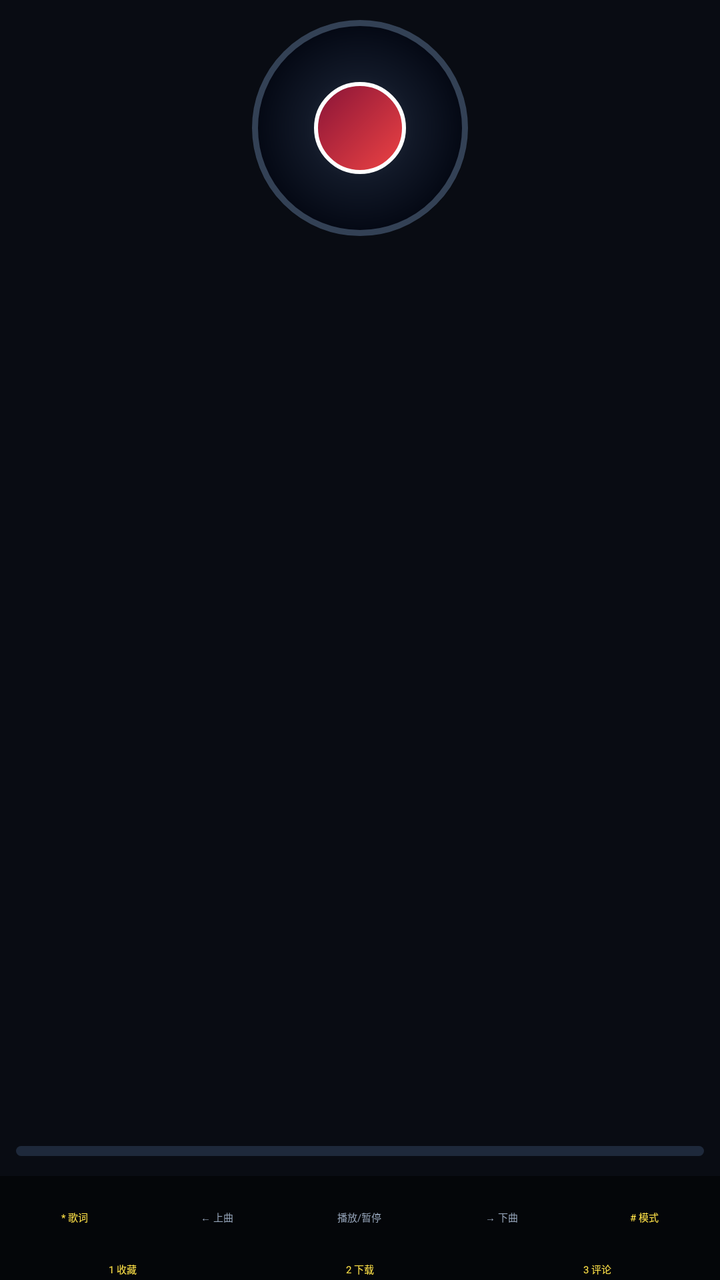
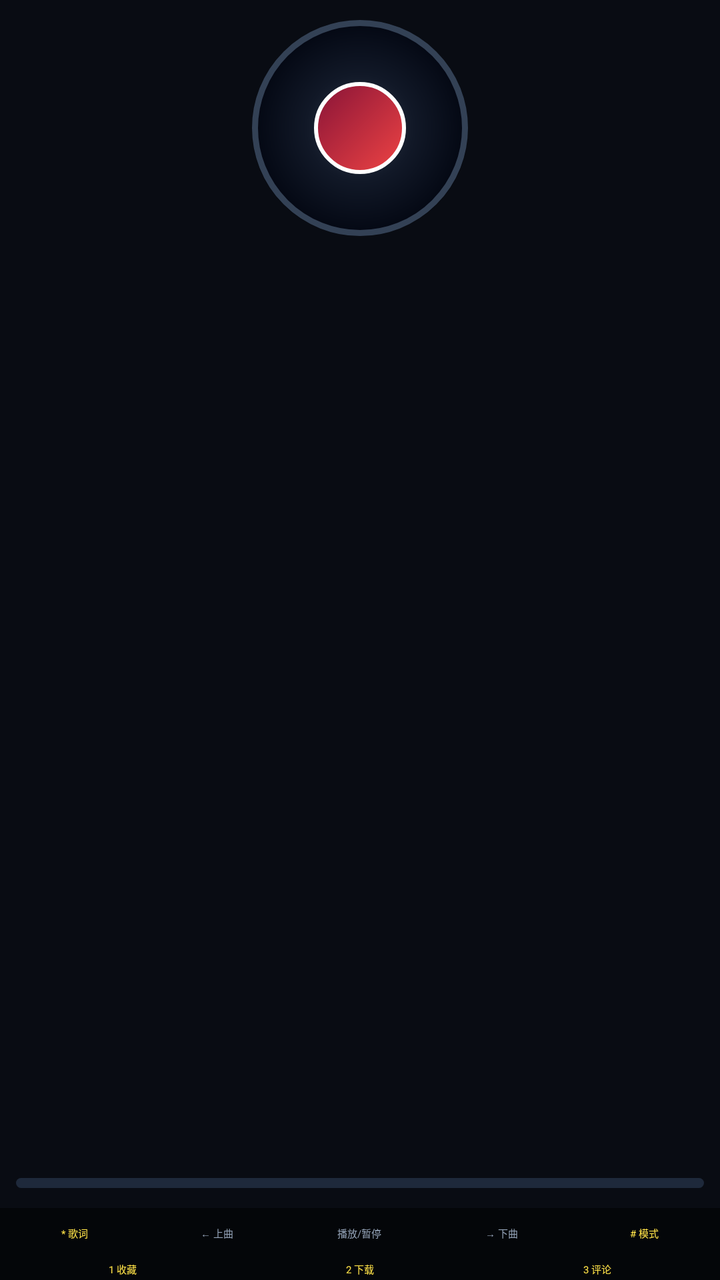

The first picture is an Android layout as it rendered before a commit; the second is the same layout after the commit. The layout source and the unified diff follow.
<!-- AndroidManifest.xml: application theme Theme.KeydroidX.Music -->
<!-- res/layout/activity_player.xml -->
<?xml version="1.0" encoding="utf-8"?>
<FrameLayout
    xmlns:android="http://schemas.android.com/apk/res/android"
    android:layout_width="match_parent"
    android:layout_height="match_parent"
    android:background="@color/music_dark_bg">

    
    
    
    <LinearLayout
        android:id="@+id/layout_player_root"
        android:layout_width="match_parent"
        android:layout_height="match_parent"
        android:orientation="vertical"
        android:focusable="true"
        android:focusableInTouchMode="true">

        
        <LinearLayout
            android:id="@+id/layout_upper"
            android:layout_width="match_parent"
            android:layout_height="wrap_content"
            android:orientation="vertical"
            android:gravity="center_horizontal"
            android:paddingLeft="8dp"
            android:paddingRight="8dp"
            android:paddingTop="8dp"
            android:paddingBottom="4dp">

            <FrameLayout
                android:layout_width="wrap_content"
                android:layout_height="wrap_content"
                android:layout_marginTop="2dp"
                android:layout_marginBottom="2dp">

                <FrameLayout
                    android:id="@+id/vinyl_disk"
                    android:layout_width="108dp"
                    android:layout_height="108dp"
                    android:background="@drawable/bg_vinyl_disk">

                    <FrameLayout
                        android:id="@+id/vinyl_center"
                        android:layout_width="46dp"
                        android:layout_height="46dp"
                        android:layout_gravity="center"
                        android:background="@drawable/bg_vinyl_center">

                        <TextView
                            android:id="@+id/iv_play_pause"
                            android:layout_width="wrap_content"
                            android:layout_height="wrap_content"
                            android:layout_gravity="center"
                            android:textSize="20sp"
                            android:textColor="#FFFFFF"
                            android:includeFontPadding="false" />
                    </FrameLayout>
                </FrameLayout>
            </FrameLayout>

            <LinearLayout
                android:layout_width="match_parent"
                android:layout_height="wrap_content"
                android:orientation="vertical"
                android:gravity="center_horizontal"
                android:layout_marginTop="4dp">

                <TextView
                    android:id="@+id/tv_song_title"
                    android:layout_width="match_parent"
                    android:layout_height="wrap_content"
                    android:gravity="center"
                    android:textSize="@dimen/keydroidx_font_title"
                    android:textColor="#FFFFFF"
                    android:singleLine="true"
                    android:ellipsize="end"
                    android:includeFontPadding="false" />

                <TextView
                    android:id="@+id/tv_song_artist"
                    android:layout_width="match_parent"
                    android:layout_height="wrap_content"
                    android:layout_marginTop="2dp"
                    android:gravity="center"
                    android:textSize="@dimen/keydroidx_font_caption"
                    android:textColor="@color/music_subtext"
                    android:singleLine="true"
                    android:ellipsize="end"
                    android:includeFontPadding="false" />
            </LinearLayout>
        </LinearLayout>

        
        <FrameLayout
            android:layout_width="match_parent"
            android:layout_height="0dp"
            android:layout_weight="1">

            <ScrollView
                android:id="@+id/scroll_lyric"
                android:layout_width="match_parent"
                android:layout_height="match_parent"
                android:fillViewport="true"
                android:scrollbars="none"
                android:overScrollMode="never"
                android:focusable="false"
                android:focusableInTouchMode="false">

                <LinearLayout
                    android:id="@+id/layout_lyric_list"
                    android:layout_width="match_parent"
                    android:layout_height="wrap_content"
                    android:orientation="vertical"
                    android:gravity="center_vertical"
                    android:paddingLeft="10dp"
                    android:paddingRight="10dp"
                    android:paddingTop="6dp"
                    android:paddingBottom="6dp">
                </LinearLayout>
            </ScrollView>

        </FrameLayout>

        
        <LinearLayout
            android:layout_width="match_parent"
            android:layout_height="wrap_content"
            android:orientation="vertical"
            android:paddingLeft="8dp"
            android:paddingRight="8dp"
            android:paddingTop="4dp"
            android:paddingBottom="2dp">

            <FrameLayout
                android:id="@+id/progress_track"
                android:layout_width="match_parent"
                android:layout_height="5dp"
                android:background="@drawable/bg_progress_bar">

                <View
                    android:id="@+id/progress_fill"
                    android:layout_width="0dp"
                    android:layout_height="match_parent"
                    android:background="@drawable/bg_progress_fill" />
            </FrameLayout>

            <LinearLayout
                android:layout_width="match_parent"
                android:layout_height="wrap_content"
                android:layout_marginTop="2dp"
                android:orientation="horizontal"
                android:gravity="center_vertical">

                <TextView
                    android:id="@+id/tv_current_time"
                    android:layout_width="wrap_content"
                    android:layout_height="wrap_content"
                    android:textSize="@dimen/keydroidx_font_caption"
                    android:textColor="@color/music_subtext"
                    android:includeFontPadding="false" />

                <TextView
                    android:id="@+id/tv_play_status"
                    android:layout_width="0dp"
                    android:layout_height="wrap_content"
                    android:layout_weight="1"
                    android:gravity="center"
                    android:textSize="@dimen/keydroidx_font_caption"
                    android:textColor="@color/music_subtext"
                    android:includeFontPadding="false" />

                <TextView
                    android:id="@+id/tv_total_time"
                    android:layout_width="wrap_content"
                    android:layout_height="wrap_content"
                    android:textSize="@dimen/keydroidx_font_caption"
                    android:textColor="@color/music_subtext"
                    android:includeFontPadding="false" />
            </LinearLayout>
        </LinearLayout>

        
        <LinearLayout
            android:id="@+id/layout_key_guide"
            android:layout_width="match_parent"
            android:layout_height="wrap_content"
            android:orientation="horizontal"
            android:gravity="center"
            android:background="#88000000"
            android:paddingTop="3dp"
            android:paddingBottom="3dp"
            android:paddingLeft="2dp"
            android:paddingRight="2dp">

            <LinearLayout
                android:id="@+id/guide_lyrics"
                android:layout_width="0dp"
                android:layout_height="wrap_content"
                android:layout_weight="1"
                android:orientation="vertical"
                android:gravity="center_horizontal">

                <TextView
                    android:id="@+id/icon_guide_lyrics"
                    android:layout_width="wrap_content"
                    android:layout_height="wrap_content"
                    android:textSize="12sp"
                    android:textColor="#FDE047"
                    android:includeFontPadding="false" />

                <TextView
                    android:layout_width="wrap_content"
                    android:layout_height="wrap_content"
                    android:textSize="@dimen/keydroidx_font_caption"
                    android:textColor="#FDE047"
                    android:text="@string/guide_lyrics"
                    android:includeFontPadding="false" />
            </LinearLayout>

            <LinearLayout
                android:id="@+id/guide_prev"
                android:layout_width="0dp"
                android:layout_height="wrap_content"
                android:layout_weight="1"
                android:orientation="vertical"
                android:gravity="center_horizontal">

                <TextView
                    android:id="@+id/icon_guide_prev"
                    android:layout_width="wrap_content"
                    android:layout_height="wrap_content"
                    android:textSize="12sp"
                    android:textColor="#CBD5E1"
                    android:includeFontPadding="false" />

                <TextView
                    android:layout_width="wrap_content"
                    android:layout_height="wrap_content"
                    android:textSize="@dimen/keydroidx_font_caption"
                    android:textColor="#94A3B8"
                    android:text="@string/guide_prev"
                    android:includeFontPadding="false" />
            </LinearLayout>

            <LinearLayout
                android:id="@+id/guide_playpause"
                android:layout_width="0dp"
                android:layout_height="wrap_content"
                android:layout_weight="1"
                android:orientation="vertical"
                android:gravity="center_horizontal">

                <TextView
                    android:id="@+id/icon_guide_playpause"
                    android:layout_width="wrap_content"
                    android:layout_height="wrap_content"
                    android:textSize="12sp"
                    android:textColor="#CBD5E1"
                    android:includeFontPadding="false" />

                <TextView
                    android:layout_width="wrap_content"
                    android:layout_height="wrap_content"
                    android:textSize="@dimen/keydroidx_font_caption"
                    android:textColor="#94A3B8"
                    android:text="@string/guide_playpause"
                    android:includeFontPadding="false" />
            </LinearLayout>

            <LinearLayout
                android:id="@+id/guide_next"
                android:layout_width="0dp"
                android:layout_height="wrap_content"
                android:layout_weight="1"
                android:orientation="vertical"
                android:gravity="center_horizontal">

                <TextView
                    android:id="@+id/icon_guide_next"
                    android:layout_width="wrap_content"
                    android:layout_height="wrap_content"
                    android:textSize="12sp"
                    android:textColor="#CBD5E1"
                    android:includeFontPadding="false" />

                <TextView
                    android:layout_width="wrap_content"
                    android:layout_height="wrap_content"
                    android:textSize="@dimen/keydroidx_font_caption"
                    android:textColor="#94A3B8"
                    android:text="@string/guide_next"
                    android:includeFontPadding="false" />
            </LinearLayout>

            <LinearLayout
                android:id="@+id/guide_mode"
                android:layout_width="0dp"
                android:layout_height="wrap_content"
                android:layout_weight="1"
                android:orientation="vertical"
                android:gravity="center_horizontal">

                <TextView
                    android:id="@+id/icon_guide_mode"
                    android:layout_width="wrap_content"
                    android:layout_height="wrap_content"
                    android:textSize="12sp"
                    android:textColor="#FDE047"
                    android:includeFontPadding="false" />

                <TextView
                    android:layout_width="wrap_content"
                    android:layout_height="wrap_content"
                    android:textSize="@dimen/keydroidx_font_caption"
                    android:textColor="#FDE047"
                    android:text="@string/guide_mode"
                    android:includeFontPadding="false" />
            </LinearLayout>
        </LinearLayout>

        
        <LinearLayout
            android:id="@+id/layout_song_actions"
            android:layout_width="match_parent"
            android:layout_height="wrap_content"
            android:orientation="horizontal"
            android:gravity="center"
            android:background="#88000000"
            android:paddingTop="2dp"
            android:paddingBottom="2dp"
            android:paddingLeft="2dp"
            android:paddingRight="2dp">

            
            <LinearLayout
                android:id="@+id/action_favorite"
                android:layout_width="0dp"
                android:layout_height="wrap_content"
                android:layout_weight="1"
                android:orientation="vertical"
                android:gravity="center_horizontal">

                <TextView
                    android:id="@+id/icon_action_favorite"
                    android:layout_width="wrap_content"
                    android:layout_height="wrap_content"
                    android:textSize="12sp"
                    android:textColor="#FFFFFF"
                    android:includeFontPadding="false" />

                <TextView
                    android:layout_width="wrap_content"
                    android:layout_height="wrap_content"
                    android:textSize="@dimen/keydroidx_font_caption"
                    android:textColor="#FDE047"
                    android:text="@string/guide_favorite"
                    android:includeFontPadding="false" />
            </LinearLayout>

            
            <LinearLayout
                android:id="@+id/action_download"
                android:layout_width="0dp"
                android:layout_height="wrap_content"
                android:layout_weight="1"
                android:orientation="vertical"
                android:gravity="center_horizontal">

                <TextView
                    android:id="@+id/icon_action_download"
                    android:layout_width="wrap_content"
                    android:layout_height="wrap_content"
                    android:textSize="12sp"
                    android:textColor="#FFFFFF"
                    android:includeFontPadding="false" />

                <TextView
                    android:layout_width="wrap_content"
                    android:layout_height="wrap_content"
                    android:textSize="@dimen/keydroidx_font_caption"
                    android:textColor="#FDE047"
                    android:text="@string/guide_download"
                    android:includeFontPadding="false" />
            </LinearLayout>

            
            <LinearLayout
                android:id="@+id/action_comment"
                android:layout_width="0dp"
                android:layout_height="wrap_content"
                android:layout_weight="1"
                android:orientation="vertical"
                android:gravity="center_horizontal">

                <LinearLayout
                    android:layout_width="wrap_content"
                    android:layout_height="wrap_content"
                    android:orientation="horizontal"
                    android:gravity="center">

                    <TextView
                        android:id="@+id/icon_action_comment"
                        android:layout_width="wrap_content"
                        android:layout_height="wrap_content"
                        android:textSize="12sp"
                        android:textColor="#FFFFFF"
                        android:includeFontPadding="false" />

                    <TextView
                        android:id="@+id/tv_comment_count"
                        android:layout_width="wrap_content"
                        android:layout_height="wrap_content"
                        android:layout_marginLeft="2dp"
                        android:textSize="@dimen/keydroidx_font_caption"
                        android:textColor="#FDE047"
                        android:singleLine="true"
                        android:maxLength="4"
                        android:visibility="gone"
                        android:includeFontPadding="false" />
                </LinearLayout>

                <TextView
                    android:layout_width="wrap_content"
                    android:layout_height="wrap_content"
                    android:textSize="@dimen/keydroidx_font_caption"
                    android:textColor="#FDE047"
                    android:text="@string/guide_comment"
                    android:includeFontPadding="false" />
            </LinearLayout>
        </LinearLayout>
    </LinearLayout>

    
    
    
    <FrameLayout
        android:id="@+id/layout_lyric_fullscreen"
        android:layout_width="match_parent"
        android:layout_height="match_parent"
        android:background="@color/music_dark_bg"
        android:visibility="gone">

        <ScrollView
            android:id="@+id/scroll_lyric_full"
            android:layout_width="match_parent"
            android:layout_height="match_parent"
            android:fillViewport="true"
            android:scrollbars="none"
            android:overScrollMode="never"
            android:focusable="false"
            android:focusableInTouchMode="false">

            <LinearLayout
                android:id="@+id/layout_lyric_full_wrapper"
                android:layout_width="match_parent"
                android:layout_height="wrap_content"
                android:orientation="vertical"
                android:gravity="center_horizontal"
                android:paddingLeft="14dp"
                android:paddingRight="14dp"
                android:paddingTop="120dp"
                android:paddingBottom="120dp"
                android:clipToPadding="false">

                
                <LinearLayout
                    android:id="@+id/layout_lyric_full_list"
                    android:layout_width="match_parent"
                    android:layout_height="wrap_content"
                    android:orientation="vertical"
                    android:gravity="center_horizontal">
                </LinearLayout>
            </LinearLayout>
        </ScrollView>
    </FrameLayout>
</FrameLayout>
<!-- resources referenced by this layout -->
<resources>
  <color name="music_dark_bg">#090C13</color>
  <color name="music_subtext">#B0B0B0</color>
  <!-- drawable bg_progress_bar (drawable) -->
  <?xml version="1.0" encoding="utf-8"?>
  <shape xmlns:android="http://schemas.android.com/apk/res/android"
      android:shape="rectangle">
      <solid android:color="#1E293B" />
      <corners android:radius="3dp" />
  </shape>
  <!-- drawable bg_progress_fill (drawable) -->
  <?xml version="1.0" encoding="utf-8"?>
  <shape xmlns:android="http://schemas.android.com/apk/res/android"
      android:shape="rectangle">
      <solid android:color="@color/music_accent" />
      <corners android:radius="3dp" />
  </shape>
  <!-- drawable bg_vinyl_center (drawable) -->
  <?xml version="1.0" encoding="utf-8"?>
  <shape xmlns:android="http://schemas.android.com/apk/res/android"
      android:shape="oval">
      <gradient
          android:type="linear"
          android:angle="135"
          android:startColor="#EF4444"
          android:endColor="#881337" />
      <stroke
          android:width="2dp"
          android:color="#FFFFFF" />
  </shape>
  <!-- drawable bg_vinyl_disk (drawable) -->
  <?xml version="1.0" encoding="utf-8"?>
  <layer-list xmlns:android="http://schemas.android.com/apk/res/android">
  
      
      <item
          android:left="0dp"
          android:top="2dp"
          android:right="0dp"
          android:bottom="0dp">
          <shape android:shape="oval">
              <solid android:color="#33000000" />
        </shape>
    </item>
  
      
      <item>
          <shape android:shape="oval">
              <gradient
                  android:type="radial"
                  android:gradientRadius="54dp"
                  android:centerX="0.5"
                  android:centerY="0.5"
                  android:startColor="#FF2D3748"
                  android:centerColor="#FF111827"
                  android:endColor="#FF030712" />
              <stroke
                  android:width="3dp"
                  android:color="#334155" />
        </shape>
    </item>
  </layer-list>
  <string name="guide_comment">3 评论</string>
  <string name="guide_download">2 下载</string>
  <string name="guide_favorite">1 收藏</string>
  <string name="guide_lyrics">* 歌词</string>
  <string name="guide_mode"># 模式</string>
  <string name="guide_next">→ 下曲</string>
  <string name="guide_playpause">播放/暂停</string>
  <string name="guide_prev">← 上曲</string>
  <style name="Theme.KeydroidX.Music" parent="Theme.KeydroidxKeyCore">
          <item name="android:windowNoTitle">true</item>
          <item name="android:windowBackground">@color/music_bg</item>
  
          
          <item name="android:windowDisablePreview">true</item>
          <item name="android:windowContentOverlay">@null</item>
      </style>
  <color name="music_accent">#38BDF8</color>
  <color name="music_bg">#090C13</color>
</resources>

<!-- the commit's change to res/layout/activity_player.xml (unified diff, before → after) -->
@@ -205,7 +205,7 @@
                     android:id="@+id/icon_guide_lyrics"
                     android:layout_width="wrap_content"
                     android:layout_height="wrap_content"
-                    android:textSize="12sp"
+                    android:textSize="@dimen/keydroidx_font_body"
                     android:textColor="#FDE047"
                     android:includeFontPadding="false" />
 
@@ -230,7 +230,7 @@
                     android:id="@+id/icon_guide_prev"
                     android:layout_width="wrap_content"
                     android:layout_height="wrap_content"
-                    android:textSize="12sp"
+                    android:textSize="@dimen/keydroidx_font_body"
                     android:textColor="#CBD5E1"
                     android:includeFontPadding="false" />
 
@@ -255,7 +255,7 @@
                     android:id="@+id/icon_guide_playpause"
                     android:layout_width="wrap_content"
                     android:layout_height="wrap_content"
-                    android:textSize="12sp"
+                    android:textSize="@dimen/keydroidx_font_body"
                     android:textColor="#CBD5E1"
                     android:includeFontPadding="false" />
 
@@ -280,7 +280,7 @@
                     android:id="@+id/icon_guide_next"
                     android:layout_width="wrap_content"
                     android:layout_height="wrap_content"
-                    android:textSize="12sp"
+                    android:textSize="@dimen/keydroidx_font_body"
                     android:textColor="#CBD5E1"
                     android:includeFontPadding="false" />
 
@@ -305,7 +305,7 @@
                     android:id="@+id/icon_guide_mode"
                     android:layout_width="wrap_content"
                     android:layout_height="wrap_content"
-                    android:textSize="12sp"
+                    android:textSize="@dimen/keydroidx_font_body"
                     android:textColor="#FDE047"
                     android:includeFontPadding="false" />
 
@@ -345,7 +345,7 @@
                     android:id="@+id/icon_action_favorite"
                     android:layout_width="wrap_content"
                     android:layout_height="wrap_content"
-                    android:textSize="12sp"
+                    android:textSize="@dimen/keydroidx_font_body"
                     android:textColor="#FFFFFF"
                     android:includeFontPadding="false" />
 
@@ -371,7 +371,7 @@
                     android:id="@+id/icon_action_download"
                     android:layout_width="wrap_content"
                     android:layout_height="wrap_content"
-                    android:textSize="12sp"
+                    android:textSize="@dimen/keydroidx_font_body"
                     android:textColor="#FFFFFF"
                     android:includeFontPadding="false" />
 
@@ -403,7 +403,7 @@
                         android:id="@+id/icon_action_comment"
                         android:layout_width="wrap_content"
                         android:layout_height="wrap_content"
-                        android:textSize="12sp"
+                        android:textSize="@dimen/keydroidx_font_body"
                         android:textColor="#FFFFFF"
                         android:includeFontPadding="false" />
 
